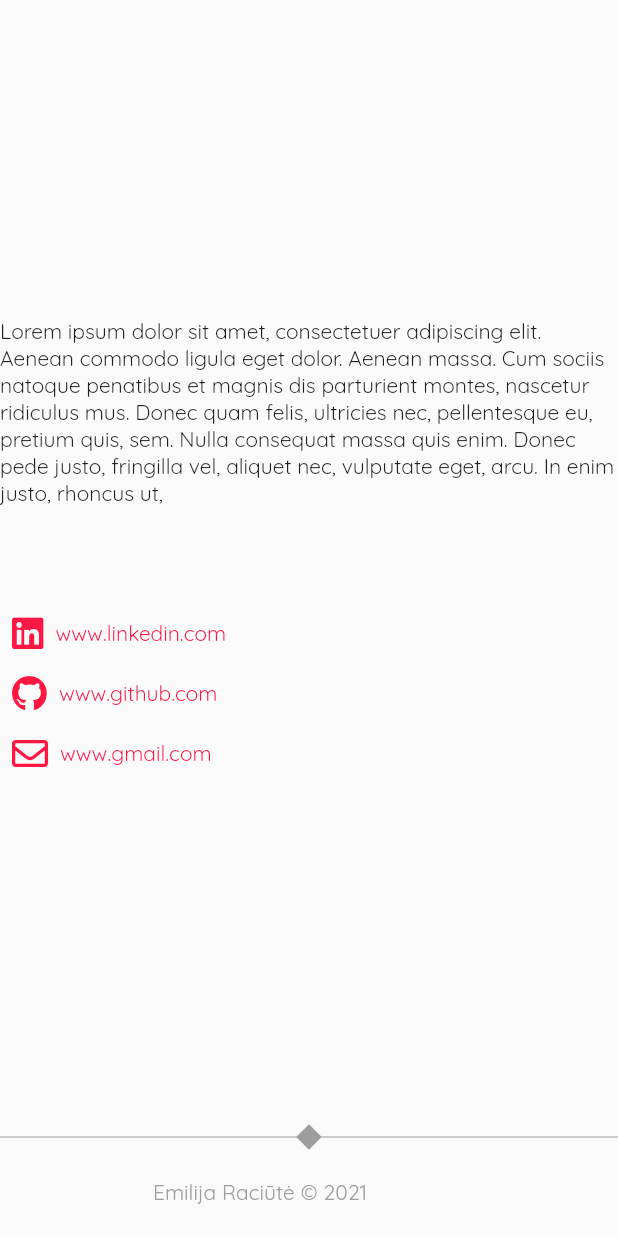
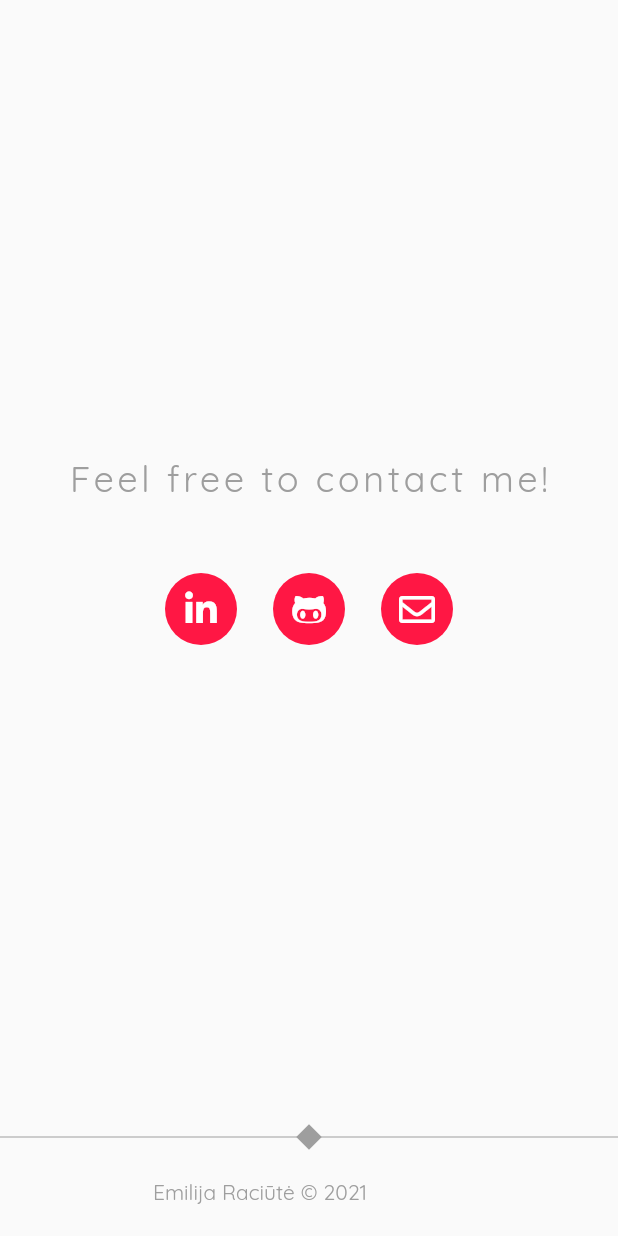
Before and after one commit to emirac/resume, a Flutter app: the ContactPage widget shown alone on an empty page, opened directly, on a phone screen of 412 x 824 dp. Run offline on Flutter 3.47's test engine with Material 2 defaults, Android fonts, the light colour scheme and no system bars; our stand-ins replace carousel_slider, font_awesome_flutter, percent_indicator; missing offline and left inert: dart:html.

Commit message:
Updated contact page

```diff
--- a/lib/pages/contact_page.dart
+++ b/lib/pages/contact_page.dart
@@ -1,7 +1,6 @@
 import 'dart:html' as html;
 import 'package:flutter/material.dart';
 import 'package:font_awesome_flutter/font_awesome_flutter.dart';
-import 'package:hovering/hovering.dart';
 import 'package:resume/widgtes/common/page_divider.dart';
 
 class ContactPage extends StatelessWidget {
@@ -22,13 +21,27 @@ class ContactPage extends StatelessWidget {
                 mainAxisAlignment: MainAxisAlignment.center,
                 children: [
                   Text(
-                      'Lorem ipsum dolor sit amet, consectetuer adipiscing elit. Aenean commodo ligula eget dolor. Aenean massa. Cum sociis natoque penatibus et magnis dis parturient montes, nascetur ridiculus mus. Donec quam felis, ultricies nec, pellentesque eu, pretium quis, sem. Nulla consequat massa quis enim. Donec pede justo, fringilla vel, aliquet nec, vulputate eget, arcu. In enim justo, rhoncus ut,'),
+                    'Feel free to contact me!',
+                    style: TextStyle(
+                      fontSize: 24,
+                      letterSpacing: 2.5,
+                      color: Theme.of(context).accentColor,
+                    ),
+                  ),
                   SizedBox(
-                    height: 64,
+                    height: 48,
                   ),
-                  ContactItem(FontAwesomeIcons.linkedin, 'www.linkedin.com'),
-                  ContactItem(FontAwesomeIcons.github, 'www.github.com'),
-                  ContactItem(FontAwesomeIcons.envelope, 'www.gmail.com'),
+                  Row(
+                    mainAxisAlignment: MainAxisAlignment.center,
+                    children: [
+                      ContactItem(FontAwesomeIcons.linkedinIn,
+                          'https://www.linkedin.com'),
+                      ContactItem(
+                          FontAwesomeIcons.githubAlt, 'https://www.github.com'),
+                      ContactItem(
+                          FontAwesomeIcons.envelope, 'https://www.gmail.com'),
+                    ],
+                  ),
                 ],
               ),
             ),
@@ -78,44 +91,39 @@ class ContactItem extends StatelessWidget {
 
   @override
   Widget build(BuildContext context) {
-    return Padding(
-      padding: EdgeInsets.all(8),
-      child: Row(
+    return Row(
       children: [
-          FaIcon(
-            this.icon,
-            color: Theme.of(context).primaryColor,
-          ),
-          SizedBox(
-            width: 8,
-          ),
-          HoverWidget(
-            onHover: (event) => {},
-            child: Text(
-              this.link,
-              style: TextStyle(
-                decoration: TextDecoration.none,
-                color: Theme.of(context).primaryColor,
-              ),
-            ),
-            hoverChild: MouseRegion(
+        Padding(
+          padding: const EdgeInsets.only(right: 12, left: 12),
+          child: MouseRegion(
             cursor: SystemMouseCursors.click,
             child: GestureDetector(
               onTap: () => {
-                  {html.window.open(this.link, 'new tab')}
+                {html.window.open(this.link, '_blank')}
               },
-                child: Text(
-                  this.link,
-                  style: TextStyle(
-                    decoration: TextDecoration.underline,
+              child: Tooltip(
+                padding: EdgeInsets.all(4),
+                verticalOffset: 35,
+                message: this.link,
+                child: Container(
+                  height: 48,
+                  width: 48,
+                  decoration: BoxDecoration(
+                    borderRadius: BorderRadius.circular(24),
                     color: Theme.of(context).primaryColor,
+                  ),
+                  child: Center(
+                    child: FaIcon(
+                      this.icon,
+                      color: Colors.white,
+                    ),
+                  ),
                 ),
               ),
             ),
           ),
         ),
       ],
-      ),
     );
   }
 }
--- a/lib/widgtes/projects/project_card_info.dart
+++ b/lib/widgtes/projects/project_card_info.dart
@@ -98,7 +98,7 @@ class ProjectCardLink extends StatelessWidget {
               ),
               color: this.link.length > 0
                   ? Theme.of(context).primaryColor
-                  : Theme.of(context).accentColor,
+                  : Theme.of(context).highlightColor,
               child: Text(
                 this.linkText,
                 textAlign: TextAlign.center,
```
Lines whose indentation alone changed are shown as unchanged.
